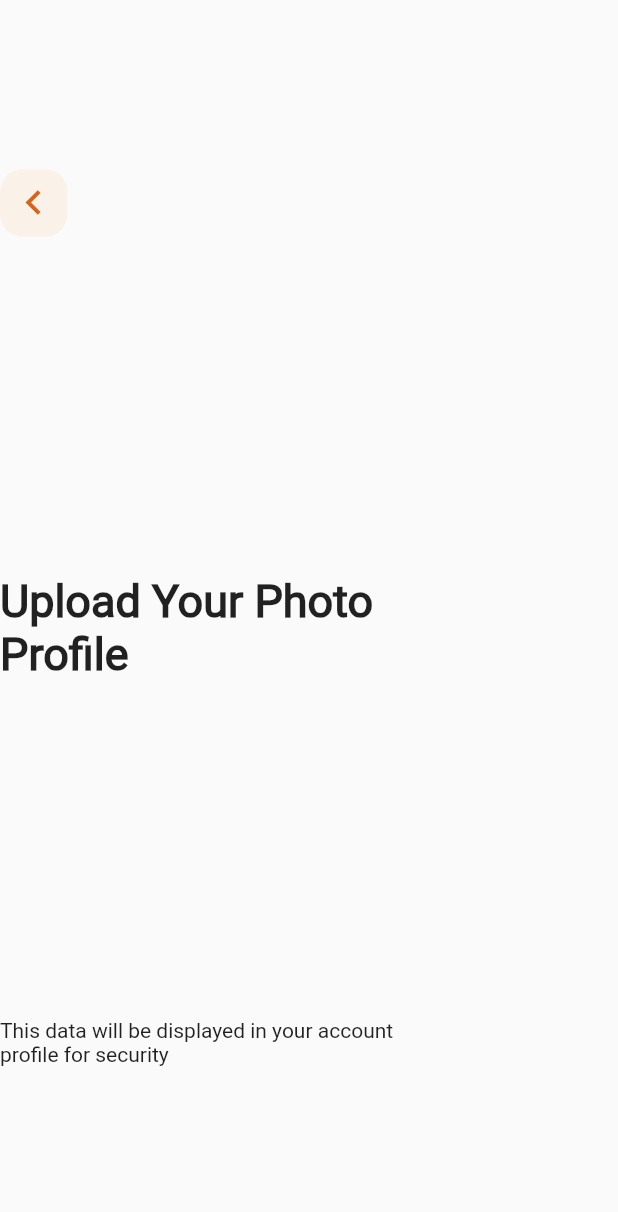
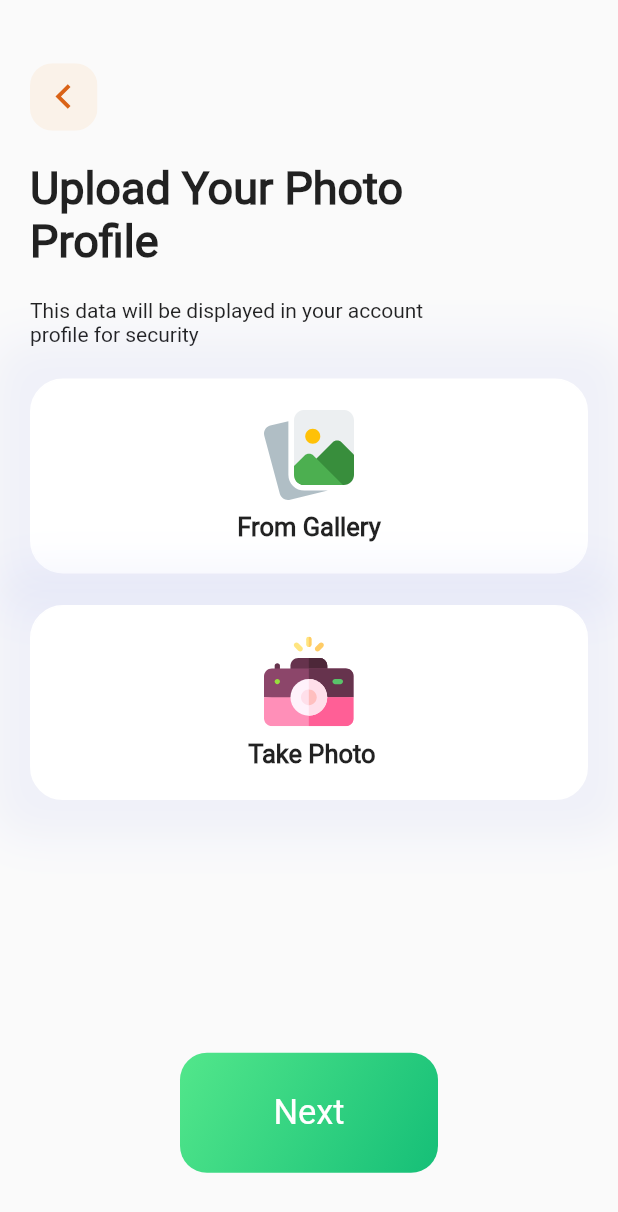
Before and after one commit to MuhanadIbrahim/food_Delivary, a Flutter app: the UploadScreanBody screen opened directly, on a phone screen of 412 x 824 dp. Shown: the top 1212 px of the screen. Run offline on Flutter 3.47's test engine with Material 2 defaults, Android fonts, the phone set to English and light mode, and no system bars; our stand-ins replace animated_splash_screen, flutter_svg, page_transition.

Commit message:
finish the upload screan

```diff
--- a/lib/widgets/upload_body_content.dart
+++ b/lib/widgets/upload_body_content.dart
@@ -1,23 +1,127 @@
 import 'package:flutter/material.dart';
 import 'package:flutter_svg/svg.dart';
+
+import 'custom_button.dart';
 
 class UploadBodyContent extends StatelessWidget {
   const UploadBodyContent({super.key});
 
   @override
   Widget build(BuildContext context) {
-    return Column(
+    return Padding(
+      padding: const EdgeInsets.symmetric(horizontal: 20.0),
+      child: Column(
         mainAxisAlignment: MainAxisAlignment.spaceAround,
         crossAxisAlignment: CrossAxisAlignment.start,
         children: [
+          Spacer(
+            flex: 2,
+          ),
           SvgPicture.asset('assets/images/Icon Back.svg'),
+          Spacer(
+            flex: 1,
+          ),
           const Text(
             'Upload Your Photo\nProfile',
             style: TextStyle(fontSize: 30, fontWeight: FontWeight.bold),
           ),
+          Spacer(
+            flex: 1,
+          ),
           const Text(
               'This data will be displayed in your account \nprofile for security'),
+          Spacer(
+            flex: 1,
+          ),
+          Container(
+            decoration: BoxDecoration(
+              color: Color(0xffffffff),
+              border: Border.all(
+                color: Color(0xffffffff),
+              ),
+              borderRadius: BorderRadius.circular(22),
+              boxShadow: [
+                BoxShadow(
+                    offset: Offset(0, 0),
+                    color: Color(0x115a6cea),
+                    spreadRadius: 25,
+                    blurRadius: 25)
               ],
+            ),
+            child: Center(
+              child: Padding(
+                padding: const EdgeInsets.all(20.0),
+                child: Column(
+                  children: [
+                    SvgPicture.asset(
+                      'assets/images/GalleryIcon.svg',
+                      height: 60,
+                    ),
+                    const SizedBox(
+                      height: 8,
+                    ),
+                    Text(
+                      'From Gallery',
+                      style:
+                          TextStyle(fontWeight: FontWeight.bold, fontSize: 17),
+                    )
+                  ],
+                ),
+              ),
+            ),
+          ),
+          Spacer(
+            flex: 1,
+          ),
+          Container(
+            decoration: BoxDecoration(
+              color: Color(0xffffffff),
+              border: Border.all(
+                color: Color(0xffffffff),
+              ),
+              borderRadius: BorderRadius.circular(22),
+              boxShadow: [
+                BoxShadow(
+                    offset: Offset(0, 0),
+                    color: Color(0x115a6cea),
+                    spreadRadius: 25,
+                    blurRadius: 25)
+              ],
+            ),
+            child: Center(
+              child: Padding(
+                padding: const EdgeInsets.all(20.0),
+                child: Column(
+                  children: [
+                    SvgPicture.asset(
+                      'assets/images/cameraIcon.svg',
+                      height: 60,
+                    ),
+                    const SizedBox(
+                      height: 8,
+                    ),
+                    Text(
+                      ' Take Photo',
+                      style:
+                          TextStyle(fontWeight: FontWeight.bold, fontSize: 17),
+                    )
+                  ],
+                ),
+              ),
+            ),
+          ),
+          Spacer(
+            flex: 8,
+          ),
+          Padding(
+            padding: EdgeInsets.symmetric(horizontal: 100.0),
+            child: CustomButton(title: 'Next'),
+          ),
+          Spacer(
+            flex: 2,
+          )
+        ],
+      ),
     );
   }
 }
```
Also changed, not shown: assets/images/GalleryIcon.svg (added), assets/images/cameraIcon.svg (added). Lines whose indentation alone changed are shown as unchanged.
